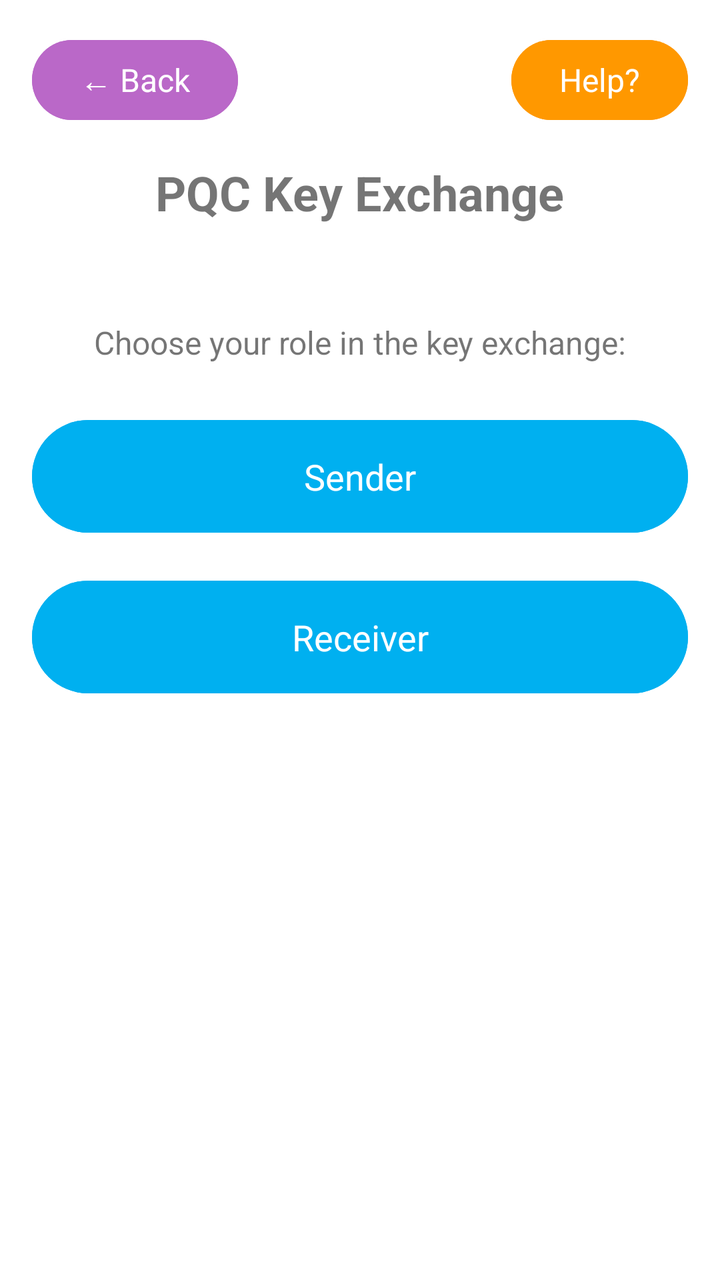
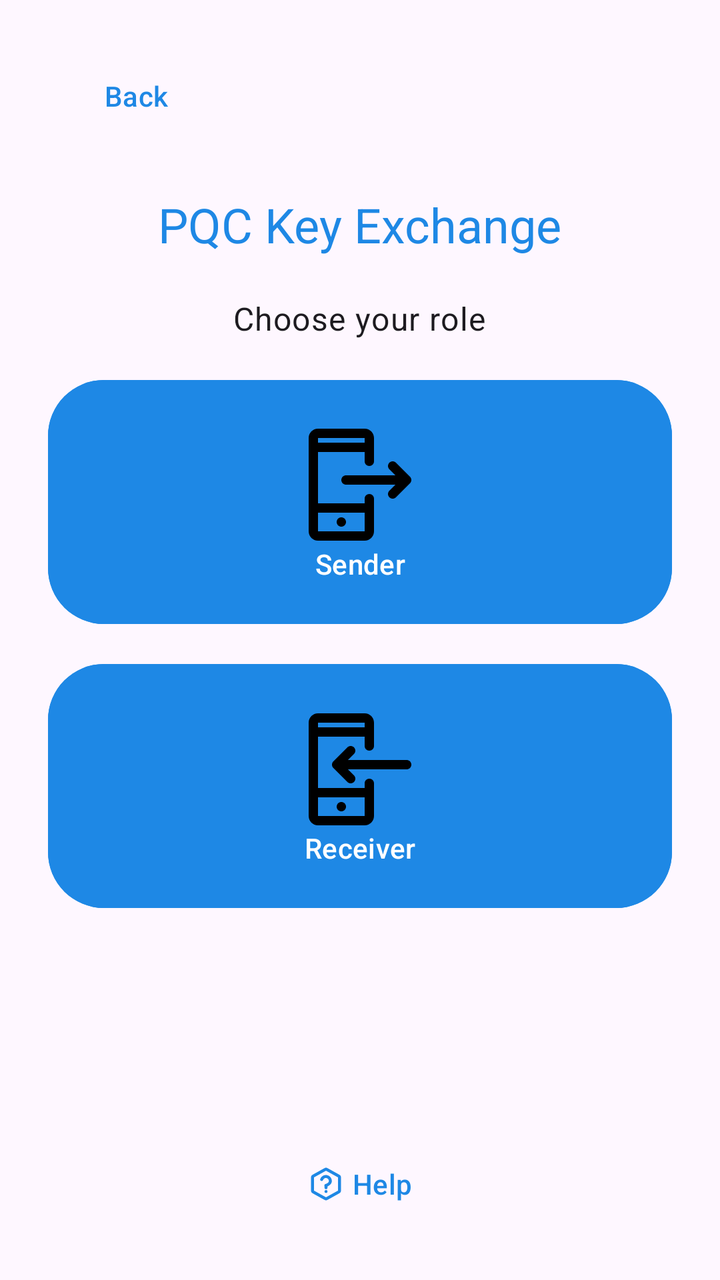

Screens rendered from an Android XML layout before and after an edit, with the pre-edit source and the edit as a unified diff.
<!-- AndroidManifest.xml: application theme Theme.PQrypt -->
<!-- res/layout/activity_pqc_key_exchange.xml -->
<?xml version="1.0" encoding="utf-8"?>
<ScrollView xmlns:android="http://schemas.android.com/apk/res/android"
    android:layout_width="match_parent"
    android:layout_height="match_parent">

    <LinearLayout
        android:layout_width="match_parent"
        android:layout_height="wrap_content"
        android:orientation="vertical"
        android:padding="16dp"
        android:gravity="center">

    <LinearLayout
        android:layout_width="match_parent"
        android:layout_height="wrap_content"
        android:orientation="horizontal"
        android:layout_marginBottom="16dp">

        <Button
            android:id="@+id/btn_back"
            android:layout_width="wrap_content"
            android:layout_height="wrap_content"
            android:text="← Back"
            android:textSize="16sp"
            style="@style/Widget.Material3.Button"
            android:backgroundTint="#BA68C8"
            android:textColor="@android:color/white" />

        <Space
            android:layout_width="0dp"
            android:layout_height="1dp"
            android:layout_weight="1" />

        <Button
            android:id="@+id/btn_help"
            android:layout_width="wrap_content"
            android:layout_height="wrap_content"
            android:text="Help?"
            style="@style/Widget.Material3.Button"
            android:backgroundTint="#FF9800"
            android:textColor="@android:color/white"
            android:textSize="16sp" />
    </LinearLayout>

    <TextView
        android:layout_width="wrap_content"
        android:layout_height="wrap_content"
        android:text="PQC Key Exchange"
        android:textSize="24sp"
        android:textStyle="bold"
        android:layout_marginBottom="48dp" />

    <TextView
        android:layout_width="wrap_content"
        android:layout_height="wrap_content"
        android:text="Choose your role in the key exchange:"
        android:textSize="16sp"
        android:layout_marginBottom="24dp" />

    <Button
        android:id="@+id/btn_sender"
        android:layout_width="match_parent"
        android:layout_height="wrap_content"
        android:text="Sender"
        android:textSize="18sp"
        android:padding="16dp"
        android:layout_marginBottom="16dp"
        style="@style/Widget.Material3.Button"
        android:backgroundTint="#00B0F0"
        android:textColor="@android:color/white" />

    <Button
        android:id="@+id/btn_receiver"
        android:layout_width="match_parent"
        android:layout_height="wrap_content"
        android:text="Receiver"
        android:textSize="18sp"
        android:padding="16dp"
        style="@style/Widget.Material3.Button"
        android:backgroundTint="#00B0F0"
        android:textColor="@android:color/white" />

    </LinearLayout>

</ScrollView>
<!-- resources referenced by this layout -->
<resources>
  <style name="Theme.PQrypt" parent="Theme.MaterialComponents.DayNight.NoActionBar">
          
          <item name="colorPrimary">@color/blue_primary</item>
          <item name="colorPrimaryVariant">@color/blue_primary_dark</item>
          <item name="colorOnPrimary">@color/white</item>
          
          <item name="colorSecondary">@color/teal_200</item>
          <item name="colorSecondaryVariant">@color/teal_700</item>
          <item name="colorOnSecondary">@color/black</item>
          
          <item name="android:statusBarColor">@android:color/transparent</item>
          <item name="android:windowLightStatusBar">true</item>
          
      </style>
  <color name="blue_primary">#1E88E5</color>
  <color name="blue_primary_dark">#1565C0</color>
  <color name="white">#FFFFFFFF</color>
  <color name="teal_200">#FF03DAC5</color>
  <color name="teal_700">#FF018786</color>
  <color name="black">#FF000000</color>
</resources>

<!-- the commit's change to res/layout/activity_pqc_key_exchange.xml (unified diff, before → after) -->
@@ -1,84 +1,88 @@
 <?xml version="1.0" encoding="utf-8"?>
 <ScrollView xmlns:android="http://schemas.android.com/apk/res/android"
+    xmlns:app="http://schemas.android.com/apk/res-auto"
     android:layout_width="match_parent"
-    android:layout_height="match_parent">
+    android:layout_height="match_parent"
+    android:fillViewport="true">
 
     <LinearLayout
         android:layout_width="match_parent"
-        android:layout_height="wrap_content"
+        android:layout_height="match_parent"
         android:orientation="vertical"
-        android:padding="16dp"
-        android:gravity="center">
+        android:padding="24dp"
+        android:gravity="center_horizontal">
 
-    <LinearLayout
-        android:layout_width="match_parent"
-        android:layout_height="wrap_content"
-        android:orientation="horizontal"
-        android:layout_marginBottom="16dp">
-
-        <Button
+        <com.google.android.material.button.MaterialButton
             android:id="@+id/btn_back"
+            style="@style/Widget.Material3.Button.TextButton"
             android:layout_width="wrap_content"
             android:layout_height="wrap_content"
-            android:text="← Back"
-            android:textSize="16sp"
+            android:layout_gravity="start"
+            android:text="Back" />
+
+        <TextView
+            android:layout_width="wrap_content"
+            android:layout_height="wrap_content"
+            android:layout_marginTop="24dp"
+            android:layout_marginBottom="20dp"
+            android:text="PQC Key Exchange"
+            android:textAppearance="@style/TextAppearance.PQrypt.Title" />
+
+        <TextView
+            android:layout_width="wrap_content"
+            android:layout_height="wrap_content"
+            android:layout_marginBottom="16dp"
+            android:text="Choose your role"
+            android:textAppearance="?attr/textAppearanceBodyLarge" />
+
+        <com.google.android.material.button.MaterialButton
+            android:id="@+id/btn_sender"
             style="@style/Widget.Material3.Button"
-            android:backgroundTint="#BA68C8"
-            android:textColor="@android:color/white" />
+            android:layout_width="match_parent"
+            android:layout_height="130dp"
+            android:layout_marginBottom="12dp"
+            android:ellipsize="end"
+            android:maxLines="1"
+            android:text="Sender"
+            android:textColor="?attr/colorOnPrimary"
+            android:backgroundTint="?attr/colorPrimary"
+            app:cornerRadius="28dp"
+            app:icon="@drawable/ic_send"
+            app:iconTint="@null"
+            app:iconGravity="textTop"
+            app:iconPadding="6dp"
+            app:iconSize="56dp" />
+
+        <com.google.android.material.button.MaterialButton
+            android:id="@+id/btn_receiver"
+            style="@style/Widget.Material3.Button"
+            android:layout_width="match_parent"
+            android:layout_height="130dp"
+            android:ellipsize="end"
+            android:maxLines="1"
+            android:text="Receiver"
+            android:textColor="?attr/colorOnPrimary"
+            android:backgroundTint="?attr/colorPrimary"
+            app:cornerRadius="28dp"
+            app:icon="@drawable/ic_receive"
+            app:iconTint="@null"
+            app:iconGravity="textTop"
+            app:iconPadding="6dp"
+            app:iconSize="56dp" />
 
         <Space
-            android:layout_width="0dp"
-            android:layout_height="1dp"
+            android:layout_width="match_parent"
+            android:layout_height="0dp"
             android:layout_weight="1" />
 
-        <Button
+        <com.google.android.material.button.MaterialButton
             android:id="@+id/btn_help"
+            style="@style/Widget.Material3.Button.TextButton"
             android:layout_width="wrap_content"
             android:layout_height="wrap_content"
-            android:text="Help?"
-            style="@style/Widget.Material3.Button"
-            android:backgroundTint="#FF9800"
-            android:textColor="@android:color/white"
-            android:textSize="16sp" />
-    </LinearLayout>
-
-    <TextView
-        android:layout_width="wrap_content"
-        android:layout_height="wrap_content"
-        android:text="PQC Key Exchange"
-        android:textSize="24sp"
-        android:textStyle="bold"
-        android:layout_marginBottom="48dp" />
-
-    <TextView
-        android:layout_width="wrap_content"
-        android:layout_height="wrap_content"
-        android:text="Choose your role in the key exchange:"
-        android:textSize="16sp"
-        android:layout_marginBottom="24dp" />
-
-    <Button
-        android:id="@+id/btn_sender"
-        android:layout_width="match_parent"
-        android:layout_height="wrap_content"
-        android:text="Sender"
-        android:textSize="18sp"
-        android:padding="16dp"
-        android:layout_marginBottom="16dp"
-        style="@style/Widget.Material3.Button"
-        android:backgroundTint="#00B0F0"
-        android:textColor="@android:color/white" />
-
-    <Button
-        android:id="@+id/btn_receiver"
-        android:layout_width="match_parent"
-        android:layout_height="wrap_content"
-        android:text="Receiver"
-        android:textSize="18sp"
-        android:padding="16dp"
-        style="@style/Widget.Material3.Button"
-        android:backgroundTint="#00B0F0"
-        android:textColor="@android:color/white" />
+            android:text="Help"
+            app:icon="@drawable/ic_help"
+            app:iconGravity="textStart" />
 
     </LinearLayout>
 
<!-- resource entries referenced after the edit -->
@@ -1,6 +1,33 @@
 <!-- resources referenced by this layout -->
 <resources>
-  <style name="Theme.PQrypt" parent="Theme.MaterialComponents.DayNight.NoActionBar">
+  <!-- drawable ic_help (drawable) -->
+  <vector xmlns:android="http://schemas.android.com/apk/res/android"
+      android:width="800dp"
+      android:height="800dp"
+      android:viewportWidth="24"
+      android:viewportHeight="24">
+    <path
+        android:pathData="M9.09,9C9.325,8.332 9.789,7.768 10.4,7.409C11.011,7.05 11.729,6.919 12.427,7.039C13.125,7.159 13.759,7.522 14.215,8.064C14.671,8.606 14.921,9.292 14.92,10C14.92,12 11.92,13 11.92,13M12,17H12.01M3,7.942V16.059C3,16.401 3,16.573 3.05,16.725C3.095,16.861 3.168,16.985 3.265,17.089C3.374,17.208 3.523,17.291 3.823,17.457L11.223,21.568C11.507,21.726 11.648,21.805 11.799,21.836C11.932,21.863 12.068,21.863 12.201,21.836C12.352,21.805 12.493,21.726 12.777,21.568L20.177,17.457C20.477,17.291 20.626,17.208 20.735,17.089C20.832,16.985 20.905,16.861 20.949,16.725C21,16.573 21,16.401 21,16.059V7.942C21,7.599 21,7.428 20.949,7.275C20.905,7.14 20.832,7.016 20.735,6.911C20.626,6.792 20.477,6.709 20.177,6.543L12.777,2.432C12.493,2.274 12.352,2.195 12.201,2.165C12.068,2.137 11.932,2.137 11.799,2.165C11.648,2.195 11.507,2.274 11.223,2.432L3.823,6.543C3.523,6.709 3.374,6.792 3.265,6.911C3.168,7.016 3.095,7.14 3.05,7.275C3,7.428 3,7.599 3,7.942Z"
+        android:strokeLineJoin="round"
+        android:strokeWidth="2"
+        android:fillColor="#00000000"
+        android:strokeColor="#000000"
+        android:strokeLineCap="round"/>
+    <path
+        android:pathData="M12,13L12,14.5"
+        android:strokeWidth="2"
+        android:fillColor="#00000000"
+        android:strokeColor="#000000"
+        android:strokeLineCap="round"/>
+  </vector>
+  <!-- drawable ic_receive: vector/xml drawable (drawable, 2051 chars, omitted) -->
+  <!-- drawable ic_send: vector/xml drawable (drawable, 2148 chars, omitted) -->
+  <style name="TextAppearance.PQrypt.Title" parent="TextAppearance.Material3.TitleLarge">
+          <item name="android:fontFamily">sans-serif-medium</item>
+          <item name="android:textSize">24sp</item>
+          <item name="android:textColor">@color/blue_primary</item>
+      </style>
+  <style name="Theme.PQrypt" parent="Theme.Material3.DayNight.NoActionBar">
           
           <item name="colorPrimary">@color/blue_primary</item>
           <item name="colorPrimaryVariant">@color/blue_primary_dark</item>
